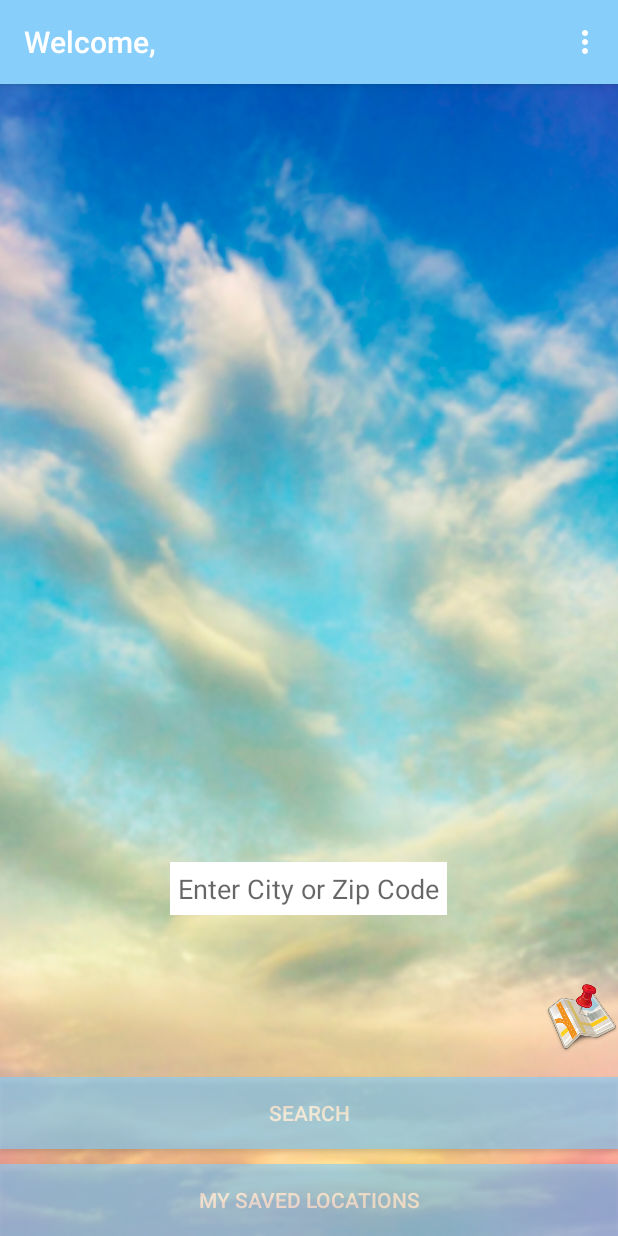
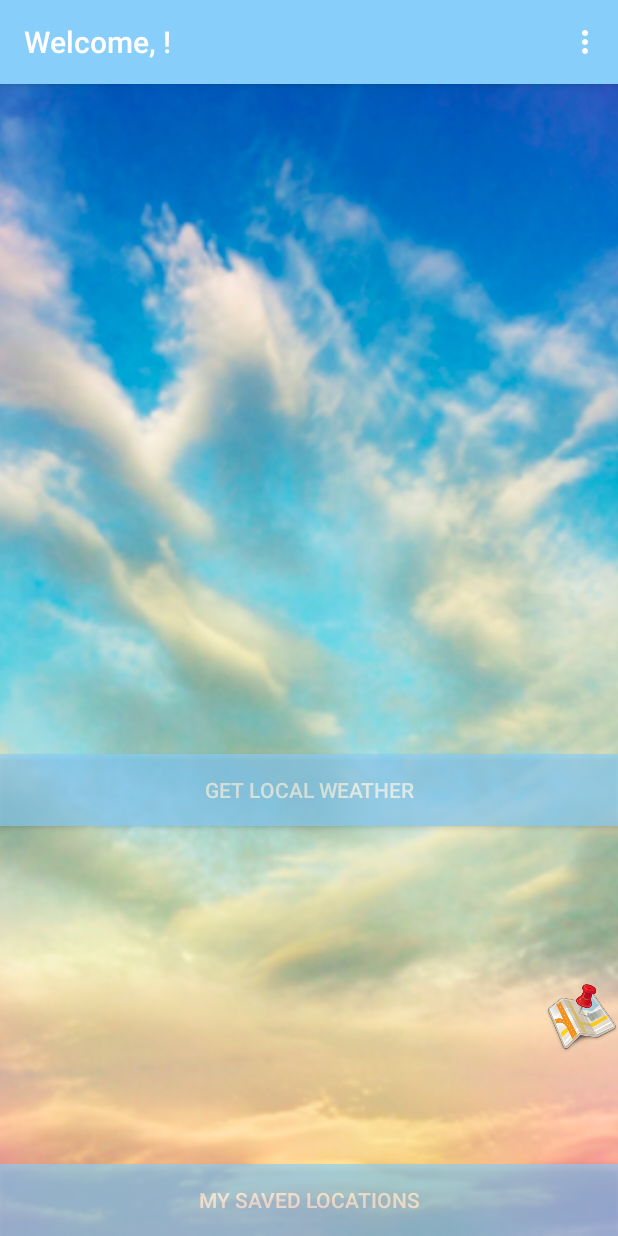
Before and after one commit to danyellington/Weather, an Android app: the screen it shows after launch once a user with an empty profile is signed in (MainActivity), on a phone screen of 412 x 824 dp. Run offline under Robolectric (Android 15) with nearby library versions, the phone set to English and light mode, and no system bars; our stand-ins replace ButterKnife, Firebase (no records; nobody signed in at launch, a user with empty details on screens opened directly).

Commit message:
change main activity. saved locations return from firebase.

```diff
--- a/app/src/main/AndroidManifest.xml
+++ b/app/src/main/AndroidManifest.xml
@@ -15,6 +15,7 @@
 
         </activity>
         <activity android:name=".ui.LocalActivity" />
+        <activity android:name=".ui.LocalListActivity" />
         <activity android:name=".ui.SavedLocationsActivity" />
         <activity android:name=".ui.LoginActivity" >
         <intent-filter>
--- a/app/src/main/java/com/epicodus/androidapp/adapters/LocalAdapter.java
+++ b/app/src/main/java/com/epicodus/androidapp/adapters/LocalAdapter.java
@@ -33,7 +33,7 @@ public class LocalAdapter extends RecyclerView.Adapter<LocalAdapter.ForecastView
 
         @Override
         public LocalAdapter.ForecastViewHolder onCreateViewHolder(ViewGroup parent, int viewType) {
-            View view = LayoutInflater.from(parent.getContext()).inflate(R.layout.activity_local_list, parent, false);
+            View view = LayoutInflater.from(parent.getContext()).inflate(R.layout.local_list_item, parent, false);
             ForecastViewHolder viewHolder = new ForecastViewHolder(view);
             return viewHolder;
         }
--- a/app/src/main/java/com/epicodus/androidapp/ui/LocalActivity.java
+++ b/app/src/main/java/com/epicodus/androidapp/ui/LocalActivity.java
@@ -43,7 +43,6 @@ public class LocalActivity extends AppCompatActivity {
 
         Intent intent = getIntent();
         String location = intent.getStringExtra("location");
-        Log.d("wtf", location);
         getForecast(location);
 
 
@@ -78,6 +77,7 @@ public class LocalActivity extends AppCompatActivity {
             @Override
             public void onResponse(Call call, Response response) {
                 forecasts = weatherService.processResults(response);
+
                 LocalActivity.this.runOnUiThread(new Runnable() {
 
                     @Override
--- a/app/src/main/java/com/epicodus/androidapp/ui/LocationFragment.java
+++ b/app/src/main/java/com/epicodus/androidapp/ui/LocationFragment.java
@@ -44,7 +44,7 @@ public class LocationFragment extends Fragment implements View.OnClickListener {
     public static LocationFragment newInstance(Forecast forecast) {
         LocationFragment locationFragment = new LocationFragment();
         Bundle args = new Bundle();
-        args.putParcelable("location", Parcels.wrap(forecast));
+        args.putParcelable("forecast", Parcels.wrap(forecast));
         locationFragment.setArguments(args);
         return locationFragment;
     }
@@ -53,7 +53,7 @@ public class LocationFragment extends Fragment implements View.OnClickListener {
     @Override
     public void onCreate(Bundle savedInstanceState) {
         super.onCreate(savedInstanceState);
-        mForecast = Parcels.unwrap(getArguments().getParcelable("location"));
+        mForecast = Parcels.unwrap(getArguments().getParcelable("forecast"));
     }
 
     @Override
--- a/app/src/main/java/com/epicodus/androidapp/ui/MainActivity.java
+++ b/app/src/main/java/com/epicodus/androidapp/ui/MainActivity.java
@@ -6,6 +6,7 @@ import android.net.Uri;
 import android.support.annotation.NonNull;
 import android.support.v7.app.AppCompatActivity;
 import android.os.Bundle;
+import android.util.Log;
 import android.view.Menu;
 import android.view.MenuInflater;
 import android.view.MenuItem;
@@ -19,25 +20,32 @@ import com.epicodus.androidapp.Constants;
 import com.epicodus.androidapp.R;
 import com.google.firebase.auth.FirebaseAuth;
 import com.google.firebase.auth.FirebaseUser;
+import com.google.firebase.database.DataSnapshot;
+import com.google.firebase.database.DatabaseError;
 import com.google.firebase.database.DatabaseReference;
 import com.google.firebase.database.FirebaseDatabase;
+import com.google.firebase.database.ValueEventListener;
 
 import butterknife.BindView;
 import butterknife.ButterKnife;
 
-public class MainActivity extends AppCompatActivity {
+public class MainActivity extends AppCompatActivity implements View.OnClickListener{
+
+
+//    private DatabaseReference mSearchedLocationReference;
+//
+//    private ValueEventListener mSearchedLocationReferenceListener;
 
     @BindView(R.id.locationButton)
     Button mLocationButton;
     @BindView(R.id.savedLocationsButton) Button mSavedLocationsButton;
 //    @BindView(R.id.globalButton)
 //    ImageView mGlobalButton;
-    @BindView(R.id.locationEditText)
-    EditText mLocationEditText;
+//    @BindView(R.id.locationEditText)
+//    EditText mLocationEditText;
 
     private FirebaseAuth mAuth;
     private FirebaseAuth.AuthStateListener mAuthListener;
-
 
     @Override
     protected void onCreate(Bundle savedInstanceState) {
@@ -45,11 +53,12 @@ public class MainActivity extends AppCompatActivity {
         setContentView(R.layout.activity_main);
         ButterKnife.bind(this);
 
-
         Typeface rubikFont = Typeface.createFromAsset(getAssets(), "fonts/rubik.ttf");
 
 
-        //mSavedLocationsButton.setOnClickListener(this);
+        mLocationButton.setOnClickListener(this);
+        mSavedLocationsButton.setOnClickListener(this);
+
         mAuth = FirebaseAuth.getInstance();
 
         mAuthListener = new FirebaseAuth.AuthStateListener() {
@@ -58,51 +67,14 @@ public class MainActivity extends AppCompatActivity {
             public void onAuthStateChanged(@NonNull FirebaseAuth firebaseAuth) {
                 FirebaseUser user = firebaseAuth.getCurrentUser();
                 if (user != null) {
-                    getSupportActionBar().setTitle("Welcome, " + user.getDisplayName());
+                    getSupportActionBar().setTitle("Welcome, " + user.getDisplayName() + "!");
                 } else {
 
                 }
             }
-        };        mLocationButton.setOnClickListener(new View.OnClickListener() {
+        };
+    }
 
-
-            @Override
-            public void onClick(View v) {
-                String location = mLocationEditText.getText().toString().trim().replaceAll("\\s", "_");
-                if (!location.equals("")) {
-                    Intent intent = new Intent(MainActivity.this, LocalActivity.class);
-                    intent.putExtra("location", location);
-                    startActivity(intent);
-                }
-
-
-                mSavedLocationsButton.setOnClickListener(this);
-                if (v == mSavedLocationsButton) {
-                    Intent intent = new Intent(MainActivity.this, SavedLocationsActivity.class);
-                    startActivity(intent);
-                }
-
-
-            }
-        });
-
-//        ImageView Button = (ImageView) findViewById(R.id.globalButton);
-//        Button.setOnClickListener(new View.OnClickListener() {
-//
-//
-//            @Override
-//            public void onClick(View view) {
-//                Intent intent = new Intent();
-//                intent.setAction(Intent.ACTION_VIEW);
-//                intent.addCategory(Intent.CATEGORY_BROWSABLE);
-//                intent.setData(Uri.parse("https://www.accuweather.com/en/world-weather"));
-//                startActivity(intent);
-//            }
-//
-//        });
-
-
-    }
     @Override
     public void onStart() {
         super.onStart();
@@ -116,6 +88,7 @@ public class MainActivity extends AppCompatActivity {
             mAuth.removeAuthStateListener(mAuthListener);
         }
     }
+
     @Override
     public boolean onCreateOptionsMenu(Menu menu) {
         MenuInflater inflater = getMenuInflater();
@@ -143,13 +116,19 @@ public class MainActivity extends AppCompatActivity {
         finish();
     }
 
+    @Override
+    public void onClick(View v) {
 
+        if(v == mLocationButton) {
+            Intent intent = new Intent(MainActivity.this, LocalListActivity.class);
+            startActivity(intent);
+        }
 
-
-//        EditText Location = (EditText) findViewById(R.id.locationEditText);
-//        Intent i = new Intent(MainActivity.this, LocalActivity.class);
-//        i.putExtra("location", Location.getText().toString());
-//        startActivity(i);
-
+        if (v == mSavedLocationsButton) {
+            Intent intent = new Intent(MainActivity.this, SavedLocationsActivity.class);
+            startActivity(intent);
+        }
 
     }
+
+}
--- a/app/src/main/res/layout/activity_local.xml
+++ b/app/src/main/res/layout/activity_local.xml
@@ -14,9 +14,5 @@
         android:layout_height="match_parent"
         android:id="@+id/recyclerView"/>
 
-    <android.support.v7.widget.RecyclerView
-        android:layout_width="match_parent"
-        android:layout_height="match_parent"
-        android:id="@+id/recyclerView"/>
 
 </RelativeLayout>
--- a/app/src/main/res/layout/activity_main.xml
+++ b/app/src/main/res/layout/activity_main.xml
@@ -25,30 +25,28 @@
         <!--android:text="Button" />-->
 
 
-    <EditText
-        android:id="@+id/locationEditText"
-        android:layout_width="wrap_content"
-        android:layout_height="wrap_content"
-        android:layout_above="@+id/locationButton"
-        android:layout_centerHorizontal="true"
-        android:layout_marginBottom="108dp"
-        android:background="@color/colorTextIcons"
-        android:hint="Enter City or Zip Code"
-        android:padding="5dp" />
+    <!--<EditText-->
+        <!--android:id="@+id/locationEditText"-->
+        <!--android:layout_width="wrap_content"-->
+        <!--android:layout_height="wrap_content"-->
+        <!--android:layout_above="@+id/locationButton"-->
+        <!--android:layout_centerHorizontal="true"-->
+        <!--android:layout_marginBottom="108dp"-->
+        <!--android:background="@color/colorTextIcons"-->
+        <!--android:hint="Enter City or Zip Code"-->
+        <!--android:padding="5dp" />-->
 
     <Button
+        android:id="@+id/locationButton"
         android:layout_width="match_parent"
         android:layout_height="wrap_content"
-        android:text="Search"
-        android:id="@+id/locationButton"
+        android:layout_above="@+id/imageView2"
+        android:layout_alignParentStart="true"
+        android:alpha="0.65"
         android:background="@color/LightSkyBlue"
+        android:text="Get Local Weather"
         android:textColor="@color/colorTextIcons"
-        android:visibility="visible"
-        android:layout_above="@+id/savedLocationsButton"
-        android:layout_alignParentLeft="true"
-        android:layout_alignParentStart="true"
-        android:layout_marginBottom="10dp"
-        android:alpha="0.65"/>
+        android:visibility="visible" />
 
     <Button
         android:layout_width="match_parent"
```
Also changed, not shown: app/src/main/java/com/epicodus/androidapp/adapters/FirebaseViewHolder.java (+11 -7 lines), app/src/main/java/com/epicodus/androidapp/ui/LocalListActivity.java (+6 -8 lines), app/src/main/java/com/epicodus/androidapp/ui/SavedLocationsActivity.java (+10 -1 lines), app/src/main/res/layout/local_list_item.xml (added, +61 -0 lines).
